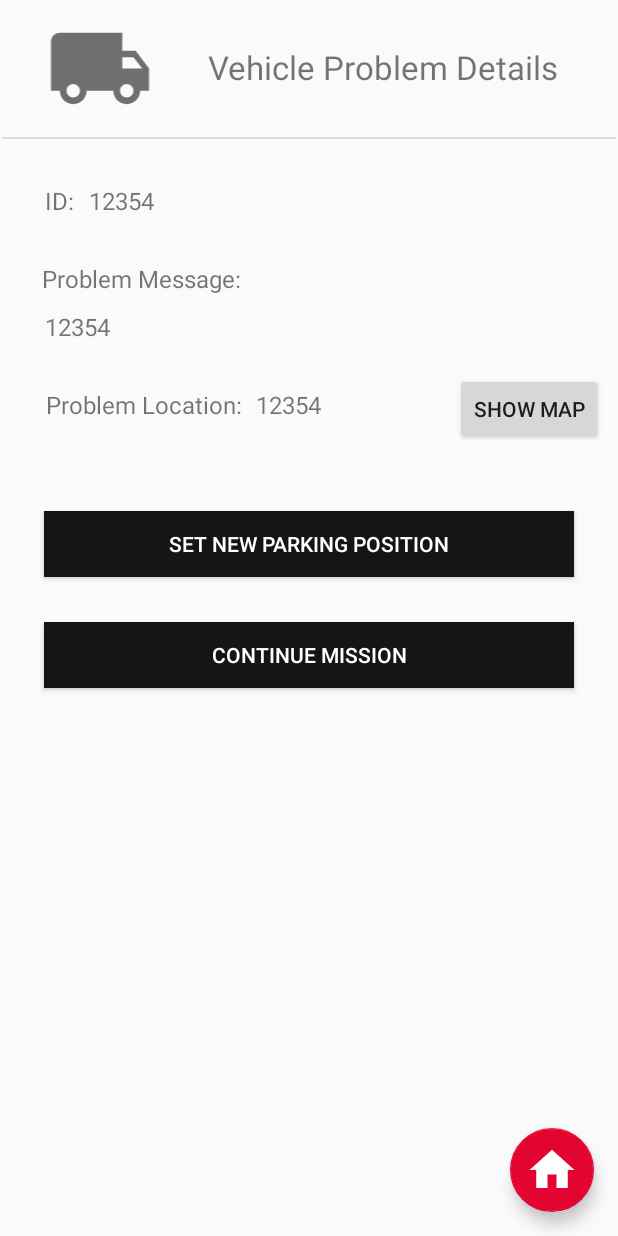
After one commit to nilsWilken/Van-Assist---Rendezvous-Delivery-Mobile-App, an Android app: the layout fragment_vehicle_problem_details.xml on its own in the app's theme, with its tools: preview values and no code run, on a phone screen of 412 x 824 dp. The commit adds this screen. Run offline under Robolectric (Android 15) with nearby library versions, the phone set to English and light mode, and no system bars.

Commit message:
Continued development on display of problem details. Connected door open and problem status affecting buttons to the backend.

```diff
--- a/app/src/main/java/de/dpd/vanassist/activity/MapActivity.kt
+++ b/app/src/main/java/de/dpd/vanassist/activity/MapActivity.kt
@@ -52,7 +52,7 @@ class MapActivity : AppCompatActivity() {
         /* Load all parcel on startup to check for updates */
         apiController.loadAndSaveAllParcel()
 
-        apiController.getCurrentVanLocation()
+        apiController.getCurrentVanState()
 
         apiController.updateFCMToken()
 
@@ -80,7 +80,7 @@ class MapActivity : AppCompatActivity() {
                 apiController.getAllParkingLocations()
             }
 
-            apiController.getCurrentVanLocation()
+            apiController.getCurrentVanState()
 
             startLaunchpadFragment()
         }
--- a/app/src/main/java/de/dpd/vanassist/config/FragmentTag.kt
+++ b/app/src/main/java/de/dpd/vanassist/config/FragmentTag.kt
@@ -11,6 +11,7 @@ class FragmentTag {
         const val LAUNCHPAD = "launchpad"
         const val INTELLIGENCE = "intelligence"
         const val VEHICLE_STATUS = "vehicle_status"
+        const val VEHICLE_PROBLEM_DETAILS = "problem_details"
     }
 
 }
--- a/app/src/main/java/de/dpd/vanassist/config/Path.kt
+++ b/app/src/main/java/de/dpd/vanassist/config/Path.kt
@@ -29,6 +29,10 @@ class Path {
         const val CHANGE_LANGUAGE = "/courier/language"
         const val PARCEL_ORDER = "parcel/order"
         const val CURRENT_VAN_LOCATION = "/api/v1/fleet/vehicle/currpos"
+        const val CURRENT_VAN_STATE = "/api/v1/fleet/vehicle/getCurrentState"
+        const val PROBLEM_SOVLED = "/api/v1/fleet/vehicle/exampleID/currentProblemSolved"
+        const val SEND_PROBLEM = "/api/v1/fleet/vehicle/exampleID/sendProblem"
+        const val SEND_DOOR_STATUS = "/api/v1/fleet/vehicle/setDoorStatus"
         const val PARCEL_STATE_RESET = "/parcel/resetByID"
         const val UPDATE_FCM_TOKEN = "/courier/updateFCMToken"
 
--- a/app/src/main/java/de/dpd/vanassist/database/daos/VanDao.kt
+++ b/app/src/main/java/de/dpd/vanassist/database/daos/VanDao.kt
@@ -57,4 +57,8 @@ interface VanDao {
 
     @Query ("UPDATE Van SET logistic_status = :logistic_status WHERE id = :id")
     fun updateVanLogisticStatus(logistic_status: String, id: String)
+
+    @Query ("UPDATE Van SET latitude = :latitude, longitude = :longitude, is_parking = :isParking, door_status = :doorStatus, logistic_status = :logisticStatus, problem_status = :problemStatus, problem_message = :problemMessage WHERE id = :id")
+    fun updateVanById(id: String, latitude: Double, longitude: Double, isParking: Boolean, doorStatus: String, logisticStatus: String,
+    problemStatus: String, problemMessage: String)
 }
--- a/app/src/main/java/de/dpd/vanassist/database/repository/VanRepository.kt
+++ b/app/src/main/java/de/dpd/vanassist/database/repository/VanRepository.kt
@@ -43,4 +43,9 @@ class VanRepository {
     fun updateVanProblemMessageById(id: String, problem_message: String) {
         vanDao.updateVanProblemMessage(problem_message, id)
     }
+
+    fun updateVanById(id: String, latitude: Double, longitude: Double, isParking: Boolean, doorStatus: String,
+    logisticStatus: String, problemStatus: String, problemMessage: String) {
+        vanDao.updateVanById(id, latitude, longitude, isParking, doorStatus, logisticStatus, problemStatus, problemMessage)
+    }
 }
--- a/app/src/main/java/de/dpd/vanassist/fragment/main/MapFragmentOld.kt
+++ b/app/src/main/java/de/dpd/vanassist/fragment/main/MapFragmentOld.kt
@@ -935,7 +935,7 @@ class MapFragmentOld : Fragment(), OnMapReadyCallback, MapboxMap.OnMapClickListe
     /* Manages the display of the van location in the map */
     private fun showVanLocation(zoom: Double, animation: Boolean) {
         val api = VanAssistAPIController(activity!! as AppCompatActivity)
-        api.getCurrentVanLocation()
+        api.getCurrentVanState()
 
         var van = VanRepository.shared.getVanById(VanAssistConfig.VAN_ID)!!
         this.vehicleLocation = Point.fromLngLat(van.longitude, van.latitude)
--- /dev/null
+++ b/app/src/main/java/de/dpd/vanassist/util/VehicleState.kt
@@ -0,0 +1,6 @@
+package de.dpd.vanassist.util
+
+class VehicleState(val latitude: Double, val longitude: Double, val isParking: Boolean, val doorStatus: String,
+                   val logisticStatus: String, val problemStatus: String, val problemMessage: String) {
+
+}
--- a/app/src/main/java/de/dpd/vanassist/util/cloud/CloudMessage.kt
+++ b/app/src/main/java/de/dpd/vanassist/util/cloud/CloudMessage.kt
@@ -12,5 +12,6 @@ class CloudMessage {
         const val VAN_PROBLEM = "van_problem"
         const val LOGISTIC_STATUS = "logistic_status"
         const val DOOR_STATUS = "door_status"
+        const val VAN_STATE = "van_state"
     }
 }
--- /dev/null
+++ b/app/src/main/res/layout/fragment_vehicle_problem_details.xml
@@ -0,0 +1,172 @@
+<?xml version="1.0" encoding="utf-8"?>
+<androidx.constraintlayout.widget.ConstraintLayout xmlns:android="http://schemas.android.com/apk/res/android"
+    xmlns:app="http://schemas.android.com/apk/res-auto"
+    xmlns:tools="http://schemas.android.com/tools"
+    android:layout_width="match_parent"
+    android:layout_height="match_parent"
+    android:foregroundTint="#FFFFFF">
+
+    <com.google.android.material.floatingactionbutton.FloatingActionButton
+        android:id="@+id/goto_vehicle_status_from_vehicle_problem_details_menu"
+        android:layout_width="wrap_content"
+        android:layout_height="wrap_content"
+        android:layout_gravity="bottom|end"
+        android:layout_margin="16dp"
+        android:backgroundTint="@color/logoRed"
+        android:tint="@android:color/white"
+        app:layout_constraintBottom_toBottomOf="parent"
+        app:layout_constraintEnd_toEndOf="parent"
+        app:maxImageSize="36dp"
+        app:srcCompat="@drawable/ic_home_black_24dp" />
+
+    <View
+        android:id="@+id/divider2"
+        android:layout_width="409dp"
+        android:layout_height="1dp"
+        android:layout_marginTop="10dp"
+        android:background="?android:attr/listDivider"
+        app:layout_constraintEnd_toEndOf="parent"
+        app:layout_constraintStart_toStartOf="parent"
+        app:layout_constraintTop_toBottomOf="@+id/problem_details_van_icon_image_view" />
+
+    <ImageView
+        android:id="@+id/problem_details_van_icon_image_view"
+        android:layout_width="113dp"
+        android:layout_height="71dp"
+        android:layout_marginStart="10dp"
+        android:layout_marginTop="10dp"
+        app:layout_constraintStart_toStartOf="parent"
+        app:layout_constraintTop_toTopOf="parent"
+        app:srcCompat="@drawable/ic_local_shipping_grey_24dp" />
+
+    <TextView
+        android:id="@+id/problem_details_van_name_text_view"
+        android:layout_width="233dp"
+        android:layout_height="25dp"
+        android:layout_marginStart="15dp"
+        android:layout_marginTop="30dp"
+        android:text="Vehicle Problem Details"
+        android:textSize="22sp"
+        app:layout_constraintStart_toEndOf="@+id/problem_details_van_icon_image_view"
+        app:layout_constraintTop_toTopOf="parent" />
+
+    <TextView
+        android:id="@+id/problem_details_van_id_text_view"
+        android:layout_width="wrap_content"
+        android:layout_height="wrap_content"
+        android:layout_marginStart="30dp"
+        android:layout_marginTop="30dp"
+        android:shadowColor="#00B1B8E3"
+        android:text="ID:"
+        android:textAlignment="center"
+        android:textIsSelectable="false"
+        android:textSize="16sp"
+        app:layout_constraintStart_toStartOf="parent"
+        app:layout_constraintTop_toBottomOf="@+id/divider2" />
+
+    <TextView
+        android:id="@+id/problem_details_problem_message_text_view"
+        android:layout_width="wrap_content"
+        android:layout_height="wrap_content"
+        android:layout_marginStart="28dp"
+        android:layout_marginTop="30dp"
+        android:shadowColor="#00B1B8E3"
+        android:text="Problem Message:"
+        android:textAlignment="center"
+        android:textIsSelectable="false"
+        android:textSize="16sp"
+        app:layout_constraintStart_toStartOf="parent"
+        app:layout_constraintTop_toBottomOf="@+id/problem_details_van_id_text_view" />
+
+    <TextView
+        android:id="@+id/problem_details_problem_position_text_view"
+        android:layout_width="wrap_content"
+        android:layout_height="wrap_content"
+        android:layout_marginStart="30dp"
+        android:layout_marginTop="30dp"
+        android:shadowColor="#00B1B8E3"
+        android:text="Problem Location:"
+        android:textAlignment="center"
+        android:textIsSelectable="false"
+        android:textSize="16sp"
+        app:layout_constraintStart_toStartOf="parent"
+        app:layout_constraintTop_toBottomOf="@+id/problem_details_problem_message_value_text_view" />
+
+    <TextView
+        android:id="@+id/problem_details_van_id_value_text_view"
+        android:layout_width="wrap_content"
+        android:layout_height="wrap_content"
+        android:layout_marginStart="10dp"
+        android:layout_marginTop="30dp"
+        android:shadowColor="#003F51B5"
+        android:text="12354"
+        android:textAlignment="center"
+        android:textSize="16sp"
+        app:layout_constraintStart_toEndOf="@+id/problem_details_van_id_text_view"
+        app:layout_constraintTop_toBottomOf="@+id/divider2" />
+
+    <TextView
+        android:id="@+id/problem_details_problem_message_value_text_view"
+        android:layout_width="wrap_content"
+        android:layout_height="wrap_content"
+        android:layout_marginStart="30dp"
+        android:layout_marginTop="10dp"
+        android:shadowColor="#003F51B5"
+        android:text="12354"
+        android:textAlignment="viewStart"
+        android:textSize="16sp"
+        app:layout_constraintStart_toStartOf="parent"
+        app:layout_constraintTop_toBottomOf="@+id/problem_details_problem_message_text_view" />
+
+    <TextView
+        android:id="@+id/problem_details_problem_position_value_text_view"
+        android:layout_width="wrap_content"
+        android:layout_height="wrap_content"
+        android:layout_marginStart="10dp"
+        android:layout_marginTop="30dp"
+        android:shadowColor="#003F51B5"
+        android:text="12354"
+        android:textAlignment="center"
+        android:textSize="16sp"
+        app:layout_constraintStart_toEndOf="@+id/problem_details_problem_position_text_view"
+        app:layout_constraintTop_toBottomOf="@+id/problem_details_problem_message_value_text_view" />
+
+    <Button
+        android:id="@+id/problem_details_set_new_parking_position"
+        android:layout_width="353dp"
+        android:layout_height="44dp"
+        android:layout_marginTop="60dp"
+        android:background="#151515"
+        android:foregroundTint="#FBF8F8"
+        android:text="set new parking position"
+        android:textColor="#FFFFFF"
+        android:textSize="14sp"
+        app:layout_constraintEnd_toEndOf="parent"
+        app:layout_constraintStart_toStartOf="parent"
+        app:layout_constraintTop_toBottomOf="@+id/problem_details_problem_position_value_text_view" />
+
+    <Button
+        android:id="@+id/problem_details_button_continue_mission"
+        android:layout_width="353dp"
+        android:layout_height="44dp"
+        android:layout_marginTop="30dp"
+        android:background="#151515"
+        android:foregroundTint="#FBF8F8"
+        android:text="Continue Mission"
+        android:textColor="#FFFFFF"
+        android:textSize="14sp"
+        app:layout_constraintEnd_toEndOf="parent"
+        app:layout_constraintStart_toStartOf="parent"
+        app:layout_constraintTop_toBottomOf="@+id/problem_details_set_new_parking_position" />
+
+    <Button
+        android:id="@+id/problem_details_"
+        android:layout_width="wrap_content"
+        android:layout_height="wrap_content"
+        android:layout_marginTop="20dp"
+        android:layout_marginEnd="10dp"
+        android:text="Show Map"
+        app:layout_constraintEnd_toEndOf="parent"
+        app:layout_constraintTop_toBottomOf="@+id/problem_details_problem_message_value_text_view" />
+
+</androidx.constraintlayout.widget.ConstraintLayout>
--- a/app/src/main/res/layout/fragment_vehicle_status.xml
+++ b/app/src/main/res/layout/fragment_vehicle_status.xml
@@ -62,10 +62,10 @@
         android:id="@+id/divider2"
         android:layout_width="409dp"
         android:layout_height="1dp"
-        android:layout_marginTop="15dp"
+        android:layout_marginTop="10dp"
         android:background="?android:attr/listDivider"
         app:layout_constraintEnd_toEndOf="parent"
-        app:layout_constraintHorizontal_bias="1.0"
+        app:layout_constraintHorizontal_bias="0.0"
         app:layout_constraintStart_toStartOf="parent"
         app:layout_constraintTop_toBottomOf="@+id/van_icon_image_view" />
 
@@ -83,7 +83,7 @@
         android:id="@+id/van_name_text_view"
         android:layout_width="wrap_content"
         android:layout_height="wrap_content"
-        android:layout_marginStart="30dp"
+        android:layout_marginStart="15dp"
         android:layout_marginTop="30dp"
         android:text="Vehicle Status"
         android:textSize="22sp"
```
Also changed, not shown: app/src/main/java/de/dpd/vanassist/cloud/VanAssistAPIController.kt (+178 -0 lines), app/src/main/java/de/dpd/vanassist/cloud/messaging/MessagingService.kt (+27 -3 lines), app/src/main/java/de/dpd/vanassist/fragment/main/ProblemStatusDetailsDialogFragment.kt (+75 -4 lines), app/src/main/java/de/dpd/vanassist/fragment/main/VehicleStatusFragment.kt (+55 -11 lines), app/src/main/java/de/dpd/vanassist/util/json/VehicleJSONParser.kt (+54 -0 lines).
